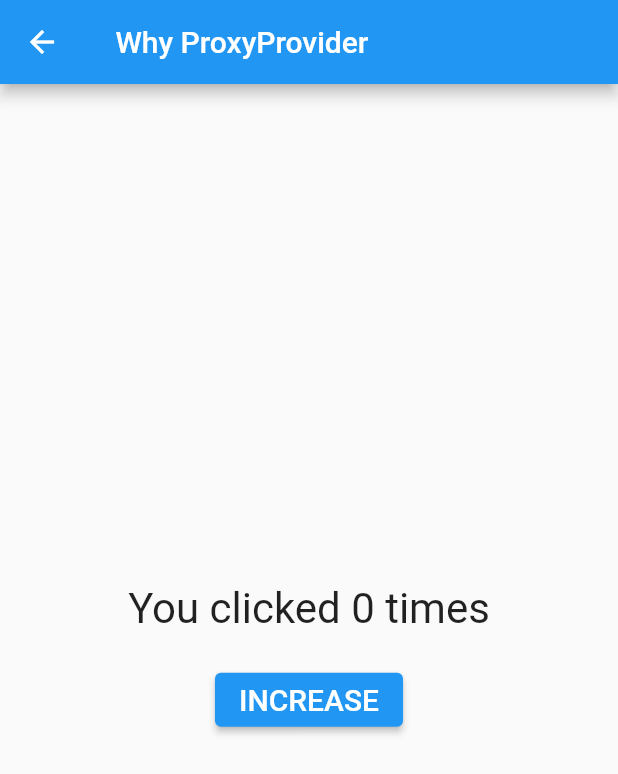
After one commit to fahmi54321/basic_provider, a Flutter app: the screen it shows after launch, after a tap on an icon or button, on a phone screen of 412 x 824 dp. The commit adds this screen. Shown: the top 774 px of the screen. Run offline on Flutter 3.47's test engine with Material 2 defaults, Android fonts, the phone set to English and light mode, and no system bars.

Commit message:
create update proxy provider

```diff
--- /dev/null
+++ b/lib/create_update_proxy_provider.dart
@@ -0,0 +1,93 @@
+import 'package:flutter/material.dart';
+import 'package:provider/provider.dart';
+
+//todo 2
+class Transalations {
+  late int value;
+
+  void update(int newValue) {
+    value = newValue;
+  }
+
+  String get title => 'You clicked $value times';
+}
+
+class CreateUpdateProxyProvider extends StatefulWidget {
+  const CreateUpdateProxyProvider({super.key});
+
+  @override
+  State<CreateUpdateProxyProvider> createState() =>
+      _CreateUpdateProxyProviderState();
+}
+
+class _CreateUpdateProxyProviderState extends State<CreateUpdateProxyProvider> {
+  //todo 3
+  int counter = 0;
+
+  //todo 4
+  void increment() {
+    setState(() {
+      counter++;
+      print('counter : $counter');
+    });
+  }
+
+  @override
+  Widget build(BuildContext context) {
+    return Scaffold(
+      appBar: AppBar(
+        title: Text(' Why ProxyProvider'),
+      ),
+      body: Center(
+        child: ProxyProvider0<Transalations>(
+          create: (_) => Transalations(), //todo 7
+          update: (_, Transalations? transalations) {
+            //todo 8 (finish)
+            transalations?.update(counter);
+            return transalations!;
+          },
+          child: Column(
+            mainAxisAlignment: MainAxisAlignment.center,
+            children: [
+              ShowTranslations(), //todo 5
+              const SizedBox(height: 20.0),
+              IncreaseButton(increment: increment), //todo 6
+            ],
+          ),
+        ),
+      ),
+    );
+  }
+}
+
+class ShowTranslations extends StatelessWidget {
+  const ShowTranslations({super.key});
+
+  @override
+  Widget build(BuildContext context) {
+    final title = context.watch<Transalations>().title;
+    return Text(
+      '$title',
+      style: TextStyle(fontSize: 28.0),
+    );
+  }
+}
+
+class IncreaseButton extends StatelessWidget {
+  final VoidCallback increment;
+  const IncreaseButton({
+    super.key,
+    required this.increment,
+  });
+
+  @override
+  Widget build(BuildContext context) {
+    return ElevatedButton(
+      onPressed: increment,
+      child: const Text(
+        'INCREASE',
+        style: TextStyle(fontSize: 20.0),
+      ),
+    );
+  }
+}
--- a/lib/main.dart
+++ b/lib/main.dart
@@ -1,3 +1,4 @@
+import 'package:basic_provider/create_update_proxy_provider.dart';
 import 'package:basic_provider/why_proxy_provider.dart';
 import 'package:flutter/material.dart';
 import 'package:provider/provider.dart';
@@ -42,12 +43,29 @@ class _MyHomePageState extends State<MyHomePage> {
             shrinkWrap: true,
             children: [
               ElevatedButton(
-                //todo 1 (next why_proxy_provider.dart)
                 onPressed: () {
                   Navigator.push(
                     context,
                     MaterialPageRoute(
                       builder: (context) => WhyProxyProvider(),
+                    ),
+                  );
+                },
+                child: const Text(
+                  'ProxyProvider\nCreate Update',
+                  style: TextStyle(
+                    fontSize: 20.0,
+                  ),
+                ),
+              ),
+              const SizedBox(height: 20.0),
+              ElevatedButton(
+                //todo 1 (next create_update_proxy_provider.dart)
+                onPressed: () {
+                  Navigator.push(
+                    context,
+                    MaterialPageRoute(
+                      builder: (context) => CreateUpdateProxyProvider(),
                     ),
                   );
                 },
```
